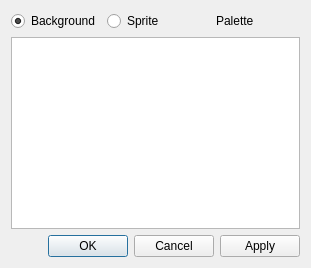
Before: the Qt Designer form src/paletteeditwindow.ui in devinacker/kale, drawn with Qt 5.
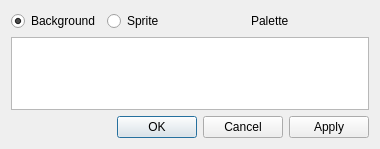
After: the same form once the commit is applied.

Commit message: fix up palette window dimensions

```diff
--- a/src/paletteeditwindow.ui
+++ b/src/paletteeditwindow.ui
@@ -56,6 +56,24 @@
    </item>
    <item row="1" column="0" colspan="5">
     <widget class="QListView" name="listView">
+     <property name="sizePolicy">
+      <sizepolicy hsizetype="Minimum" vsizetype="Minimum">
+       <horstretch>0</horstretch>
+       <verstretch>0</verstretch>
+      </sizepolicy>
+     </property>
+     <property name="minimumSize">
+      <size>
+       <width>358</width>
+       <height>0</height>
+      </size>
+     </property>
+     <property name="maximumSize">
+      <size>
+       <width>16777215</width>
+       <height>73</height>
+      </size>
+     </property>
      <property name="resizeMode">
       <enum>QListView::Adjust</enum>
      </property>
```
